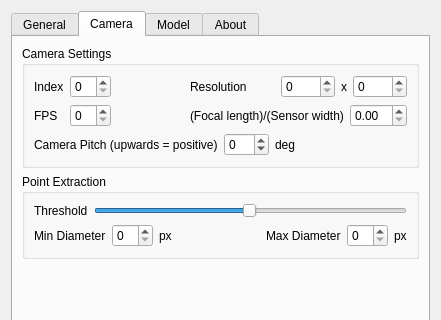
Old version of the form ftnoir_tracker_pt/ftnoir_pt_controls.ui in the repository opentrack/opentrack; both pictures show x 0 to 441 and y 0 to 320 of the 441 by 519 pixel window.
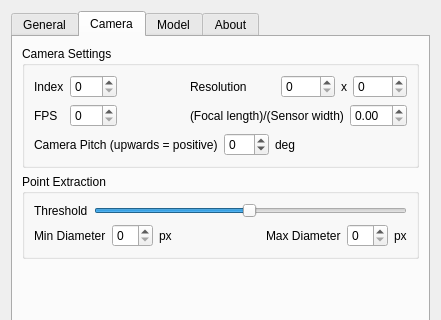
New version of the form. The open tabs and pages were chosen to show the change. Icons and pictures are not drawn.

The edit to the form file:
```diff
--- a/ftnoir_tracker_pt/ftnoir_pt_controls.ui
+++ b/ftnoir_tracker_pt/ftnoir_pt_controls.ui
@@ -9,7 +9,7 @@
    <rect>
     <x>0</x>
     <y>0</y>
-    <width>405</width>
+    <width>451</width>
     <height>489</height>
    </rect>
   </property>
@@ -561,6 +561,9 @@
                 <property name="toolTip">
                  <string>Desired capture framerate</string>
                 </property>
+                <property name="maximum">
+                 <number>300</number>
+                </property>
                </widget>
               </item>
              </layout>
```
Left out of the diff: 16 changed lines with no effect on the pictures.
